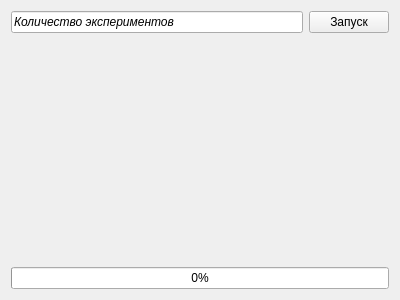
Before: the Qt Designer form mainwindow.ui in AndreyMlashkin/KolesnikovKurs, drawn with Qt 5.
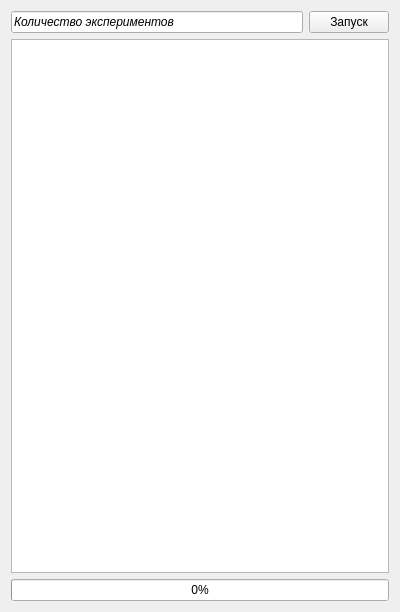
After: the same form once the commit is applied.

Patch:
```diff
--- a/mainwindow.ui
+++ b/mainwindow.ui
@@ -7,7 +7,7 @@
     <x>0</x>
     <y>0</y>
     <width>400</width>
-    <height>300</height>
+    <height>612</height>
    </rect>
   </property>
   <property name="windowTitle">
@@ -39,20 +39,30 @@
      </layout>
     </item>
     <item>
-     <layout class="QVBoxLayout" name="labels"/>
-    </item>
-    <item>
-     <spacer name="verticalSpacer">
-      <property name="orientation">
-       <enum>Qt::Vertical</enum>
+     <widget class="QTableWidget" name="result">
+      <property name="selectionBehavior">
+       <enum>QAbstractItemView::SelectRows</enum>
       </property>
-      <property name="sizeHint" stdset="0">
-       <size>
-        <width>20</width>
-        <height>40</height>
-       </size>
+      <property name="columnCount">
+       <number>2</number>
       </property>
-     </spacer>
+      <attribute name="horizontalHeaderVisible">
+       <bool>false</bool>
+      </attribute>
+      <attribute name="verticalHeaderVisible">
+       <bool>false</bool>
+      </attribute>
+      <column>
+       <property name="text">
+        <string>Память</string>
+       </property>
+      </column>
+      <column>
+       <property name="text">
+        <string>Время</string>
+       </property>
+      </column>
+     </widget>
     </item>
     <item>
      <widget class="QProgressBar" name="progress">
```
